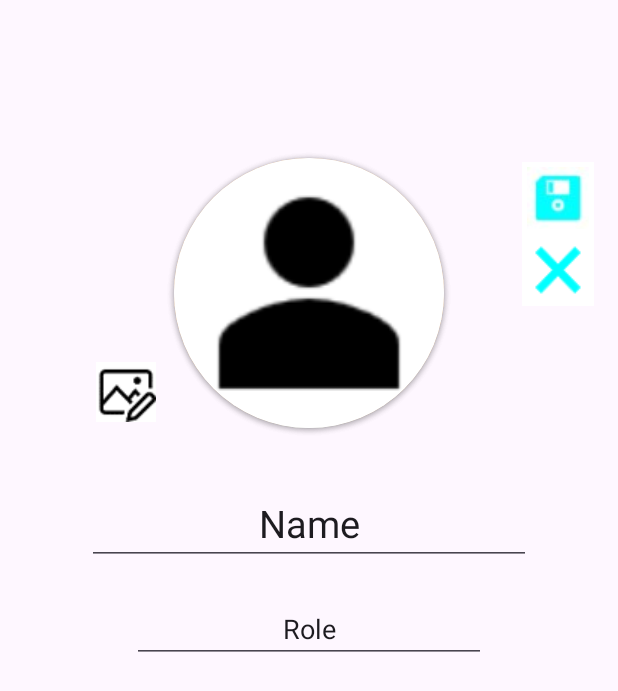
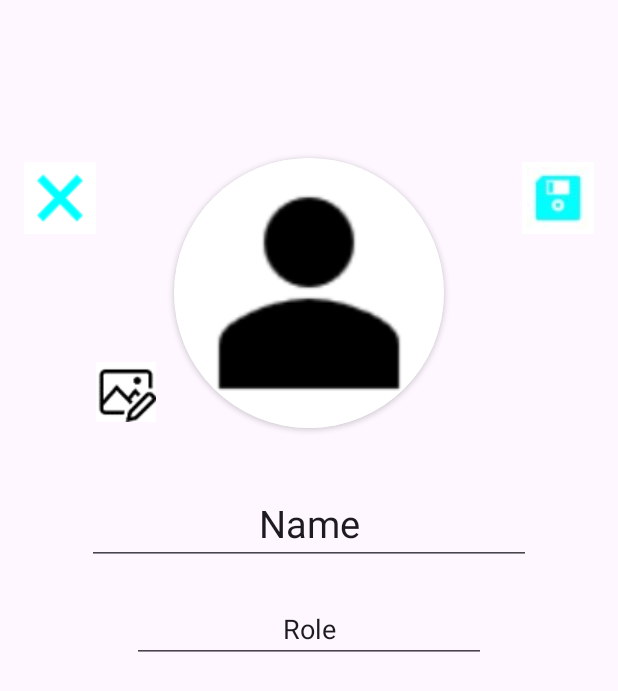
Before and after one commit to sapshmid/AICollabCanvas, an Android app: the screen it shows after launch (MainActivity), after a tap on an icon or button, on a phone screen of 412 x 824 dp. Shown: the top 691 px of the screen. Run offline under Robolectric (Android 15) with nearby library versions, the phone set to English and light mode, and no system bars.

Commit message:
Added scroll view, and fixed landscape recreation of fragment many times

```diff
--- a/app/src/main/java/com/example/aicollabcanvas/MainActivity.kt
+++ b/app/src/main/java/com/example/aicollabcanvas/MainActivity.kt
@@ -26,8 +26,7 @@ class MainActivity : AppCompatActivity() {
         profileFragment = ProfileFragment.newInstance("Name","Role", Uri.parse("android.resource://com.example.aicollabcanvas/${R.drawable.empty_profile}"))
         profileFragment?.let { fragment ->
             val transaction = supportFragmentManager.beginTransaction()
-            transaction.add(R.id.fcMainProfileContainer, fragment)
-            transaction.addToBackStack("Tag")
+            transaction.replace(R.id.fcMainProfileContainer, fragment)
             transaction.commit()
         }
 
--- a/app/src/main/java/com/example/aicollabcanvas/ProfileFragment.kt
+++ b/app/src/main/java/com/example/aicollabcanvas/ProfileFragment.kt
@@ -73,11 +73,17 @@ class ProfileFragment : Fragment() {
                 selectedImageUri?.let {
                     profilePic?.setImageURI(it)
                     editedPic = it
-
                 }
             }
         }
 
+    }
+
+    override fun onSaveInstanceState(outState: Bundle) {
+        super.onSaveInstanceState(outState)
+        outState.putString(NAME, name)
+        outState.putString(ROLE, role)
+        outState.putString(PIC, pic.toString())
     }
 
     override fun onCreateView(
@@ -86,6 +92,14 @@ class ProfileFragment : Fragment() {
 
     ): View? {
         val view = inflater.inflate(R.layout.fragment_profile, container, false)
+
+        // Restore saved instance state
+        savedInstanceState?.let {
+            name = it.getString(NAME)
+            role = it.getString(ROLE)
+            pic = Uri.parse(it.getString(PIC))
+        }
+
 
         profileName = view.findViewById(R.id.tvProfileName)
         profileName?.text = name
@@ -104,6 +118,7 @@ class ProfileFragment : Fragment() {
 
         profilePic = view.findViewById(R.id.ivProfilePic)
         profilePic?.setImageURI(pic)
+        profilePic?.visibility = View.VISIBLE
 
         editPictureButton = view.findViewById(R.id.ibtnEditPictureButton)
         editPictureButton?.setOnClickListener(::onEditPictureButtonClicked)
--- a/app/src/main/res/layout/fragment_profile.xml
+++ b/app/src/main/res/layout/fragment_profile.xml
@@ -1,10 +1,15 @@
 <?xml version="1.0" encoding="utf-8"?>
-<androidx.constraintlayout.widget.ConstraintLayout xmlns:android="http://schemas.android.com/apk/res/android"
+<ScrollView xmlns:android="http://schemas.android.com/apk/res/android"
     xmlns:app="http://schemas.android.com/apk/res-auto"
     xmlns:tools="http://schemas.android.com/tools"
+    tools:context=".ProfileFragment"
     android:layout_width="match_parent"
     android:layout_height="match_parent"
-    tools:context=".ProfileFragment">
+    android:fillViewport="true">
+
+    <androidx.constraintlayout.widget.ConstraintLayout
+        android:layout_width="match_parent"
+        android:layout_height="wrap_content">
 
         <!-- TODO: Update blank fragment layout -->
 
@@ -29,8 +34,7 @@
                 android:background="@color/white"
                 android:contentDescription="@string/profile_pic_desc"
                 android:outlineAmbientShadowColor="#FFFFFF"
-            android:scaleType="centerCrop"
-            android:src="@drawable/person2" />
+                android:scaleType="centerCrop" />
         </androidx.cardview.widget.CardView>
 
         <FrameLayout
@@ -51,7 +55,8 @@
                 android:layout_width="match_parent"
                 android:layout_height="match_parent"
                 android:textAlignment="center"
-            android:textSize="25sp" />
+                android:textSize="25sp"
+                android:text="hello"/>
 
             <EditText
                 android:id="@+id/etEditName"
@@ -136,13 +141,15 @@
             android:id="@+id/ibtnCancelButton"
             android:layout_width="48dp"
             android:layout_height="48dp"
-        android:layout_marginEnd="8dp"
+            android:layout_marginStart="8dp"
+            android:layout_marginTop="8dp"
             android:background="#FFFFFF"
             android:contentDescription="@string/cancel_button_desc"
             android:src="@drawable/cancel"
             android:visibility="gone"
-        app:layout_constraintEnd_toEndOf="parent"
-        app:layout_constraintTop_toBottomOf="@+id/frameLayout" />
+            app:layout_constraintStart_toStartOf="parent"
+            app:layout_constraintTop_toTopOf="parent" />
 
 
     </androidx.constraintlayout.widget.ConstraintLayout>
+</ScrollView>
```
Lines whose indentation alone changed are shown as unchanged.
